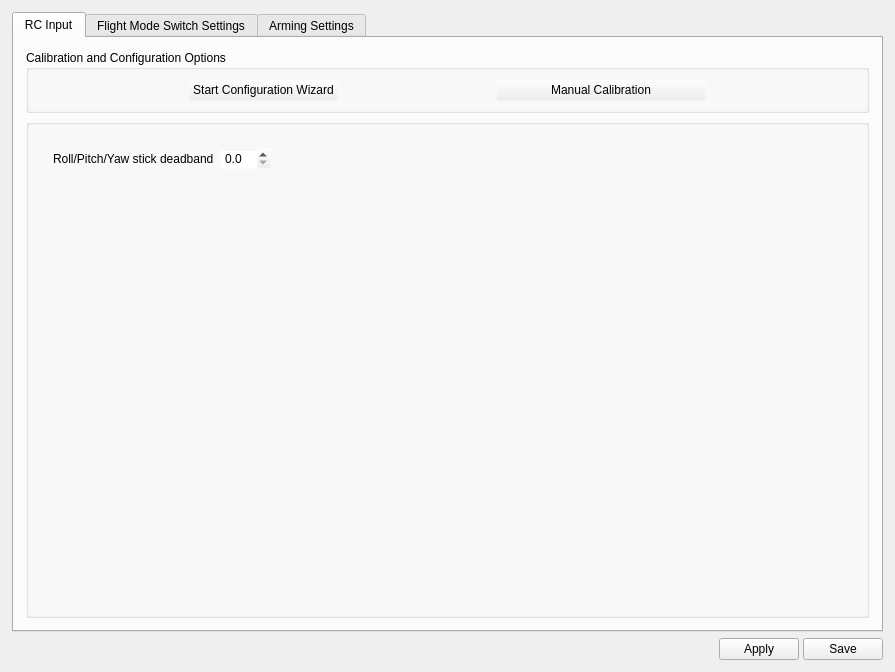
First picture: the form in ground/gcs/src/plugins/config/input.ui, repository d-ronin/dRonin, before the edit.
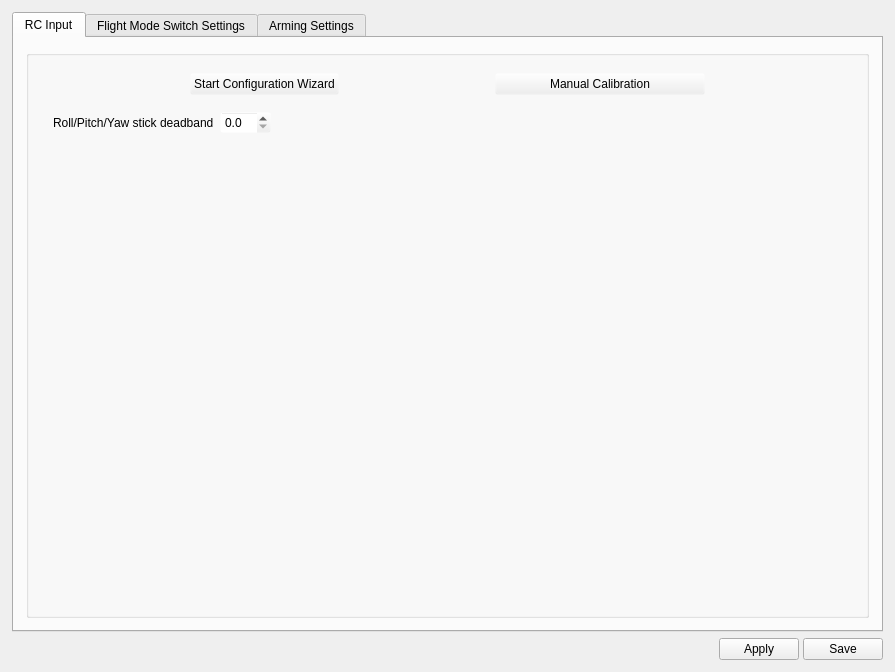
Second picture: the form after the edit. Icons and pictures are not drawn.

Commit message:
input: simplify channel page
* Ensure that the "Manual Calibration" button is not showing during the
wizard, because that's bad.
* Eliminate logic to hide buttons, instead putting them on a part of the
pane that "disappears" automagically

```diff
--- a/ground/gcs/src/plugins/config/input.ui
+++ b/ground/gcs/src/plugins/config/input.ui
@@ -148,11 +148,14 @@
            <property name="verticalSpacing">
             <number>6</number>
            </property>
-           <item row="1" column="0">
+           <item row="0" column="0">
             <widget class="QGroupBox" name="groupBox_5">
              <property name="title">
               <string/>
              </property>
+             <property name="flat">
+              <bool>true</bool>
+             </property>
              <layout class="QVBoxLayout" name="verticalLayout_6">
               <property name="leftMargin">
                <number>0</number>
@@ -185,6 +188,96 @@
                   <property name="bottomMargin">
                    <number>12</number>
                   </property>
+                  <item>
+                   <layout class="QHBoxLayout" name="horizontalLayout_8">
+                    <property name="topMargin">
+                     <number>5</number>
+                    </property>
+                    <item>
+                     <spacer name="horizontalSpacer_10">
+                      <property name="orientation">
+                       <enum>Qt::Horizontal</enum>
+                      </property>
+                      <property name="sizeHint" stdset="0">
+                       <size>
+                        <width>40</width>
+                        <height>20</height>
+                       </size>
+                      </property>
+                     </spacer>
+                    </item>
+                    <item>
+                     <widget class="QPushButton" name="configurationWizard">
+                      <property name="text">
+                       <string>Start Configuration Wizard</string>
+                      </property>
+                      <property name="checkable">
+                       <bool>false</bool>
+                      </property>
+                      <property name="checked">
+                       <bool>false</bool>
+                      </property>
+                      <property name="autoDefault">
+                       <bool>false</bool>
+                      </property>
+                      <property name="default">
+                       <bool>false</bool>
+                      </property>
+                      <property name="flat">
+                       <bool>false</bool>
+                      </property>
+                     </widget>
+                    </item>
+                    <item>
+                     <spacer name="horizontalSpacer_7">
+                      <property name="orientation">
+                       <enum>Qt::Horizontal</enum>
+                      </property>
+                      <property name="sizeHint" stdset="0">
+                       <size>
+                        <width>40</width>
+                        <height>20</height>
+                       </size>
+                      </property>
+                     </spacer>
+                    </item>
+                    <item>
+                     <widget class="QPushButton" name="runCalibration">
+                      <property name="enabled">
+                       <bool>true</bool>
+                      </property>
+                      <property name="minimumSize">
+                       <size>
+                        <width>210</width>
+                        <height>0</height>
+                       </size>
+                      </property>
+                      <property name="autoFillBackground">
+                       <bool>false</bool>
+                      </property>
+                      <property name="text">
+                       <string>Manual Calibration</string>
+                      </property>
+                      <property name="checkable">
+                       <bool>true</bool>
+                      </property>
+                     </widget>
+                    </item>
+                    <item>
+                     <spacer name="horizontalSpacer_9">
+                      <property name="orientation">
+                       <enum>Qt::Horizontal</enum>
+                      </property>
+                      <property name="sizeHint" stdset="0">
+                       <size>
+                        <width>40</width>
+                        <height>20</height>
+                       </size>
+                      </property>
+                     </spacer>
+                    </item>
+                   </layout>
+                  </item>
                   <item>
                    <layout class="QVBoxLayout" name="channelSettings">
                     <property name="spacing">
@@ -386,98 +479,6 @@
              </layout>
             </widget>
            </item>
-           <item row="0" column="0">
-            <widget class="QGroupBox" name="groupBox_3">
-             <property name="title">
-              <string>Calibration and Configuration Options</string>
-             </property>
-             <layout class="QHBoxLayout" name="horizontalLayout_7">
-              <item>
-               <spacer name="horizontalSpacer_10">
-                <property name="orientation">
-                 <enum>Qt::Horizontal</enum>
-                </property>
-                <property name="sizeHint" stdset="0">
-                 <size>
-                  <width>40</width>
-                  <height>20</height>
-                 </size>
-                </property>
-               </spacer>
-              </item>
-              <item>
-               <widget class="QPushButton" name="configurationWizard">
-                <property name="text">
-                 <string>Start Configuration Wizard</string>
-                </property>
-                <property name="checkable">
-                 <bool>false</bool>
-                </property>
-                <property name="checked">
-                 <bool>false</bool>
-                </property>
-                <property name="autoDefault">
-                 <bool>false</bool>
-                </property>
-                <property name="default">
-                 <bool>false</bool>
-                </property>
-                <property name="flat">
-                 <bool>false</bool>
-                </property>
-               </widget>
-              </item>
-              <item>
-               <spacer name="horizontalSpacer_7">
-                <property name="orientation">
-                 <enum>Qt::Horizontal</enum>
-                </property>
-                <property name="sizeHint" stdset="0">
-                 <size>
-                  <width>40</width>
-                  <height>20</height>
-                 </size>
-                </property>
-               </spacer>
-              </item>
-              <item>
-               <widget class="QPushButton" name="runCalibration">
-                <property name="enabled">
-                 <bool>true</bool>
-                </property>
-                <property name="minimumSize">
-                 <size>
-                  <width>210</width>
-                  <height>0</height>
-                 </size>
-                </property>
-                <property name="autoFillBackground">
-                 <bool>false</bool>
-                </property>
-                <property name="text">
-                 <string>Manual Calibration</string>
-                </property>
-                <property name="checkable">
-                 <bool>true</bool>
-                </property>
-               </widget>
-              </item>
-              <item>
-               <spacer name="horizontalSpacer_9">
-                <property name="orientation">
-                 <enum>Qt::Horizontal</enum>
-                </property>
-                <property name="sizeHint" stdset="0">
-                 <size>
-                  <width>40</width>
-                  <height>20</height>
-                 </size>
-                </property>
-               </spacer>
-              </item>
-             </layout>
-            </widget>
-           </item>
           </layout>
          </widget>
         </widget>
```
Left out of the diff: 6 changed lines with no effect on the pictures. The commit also changes 2 other files.
